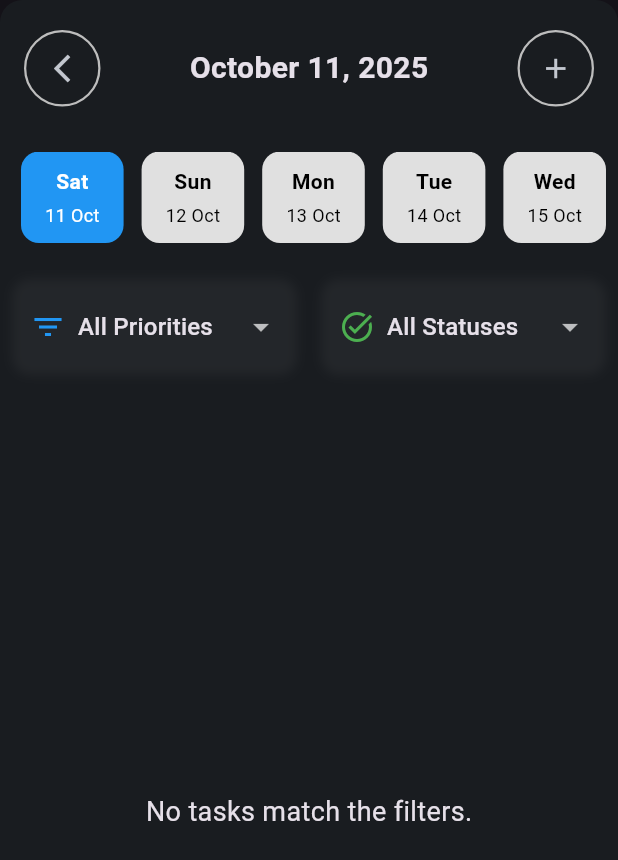
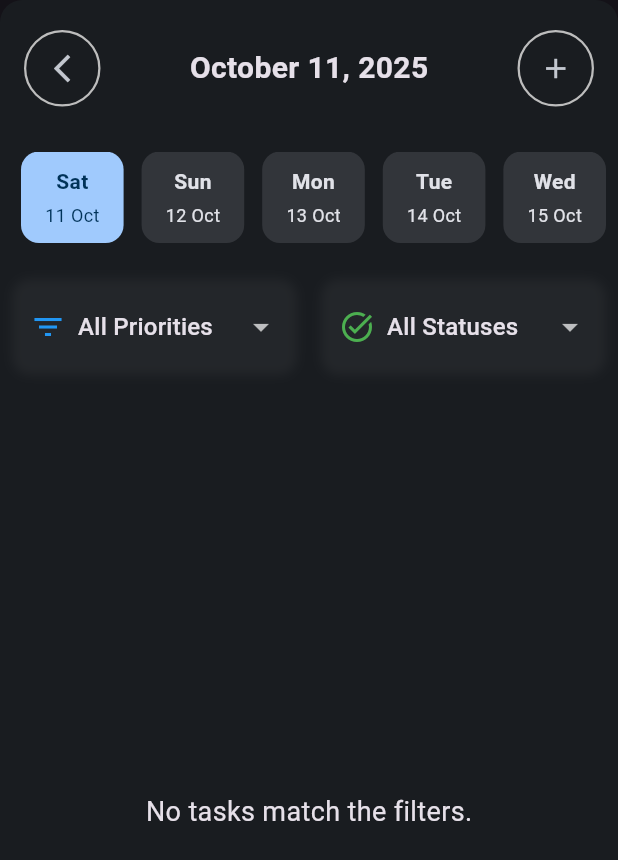
Before and after one commit to MariamAshraf200/GoalMapper, a Flutter app: the screen it shows after launch, after a tap on "See All", on a phone screen of 412 x 824 dp. Shown: the top 860 px of the screen. Run offline on Flutter 3.47's test engine with Material 3 defaults, Android fonts, the phone set to English and light mode, and no system bars; our stand-ins replace equatable, fl_chart, flutter_bloc, flutter_speed_dial, flutter_svg, get_it and 3 more; accounts and stored records are empty.

Commit message:
Implement global theme management: add AppTheme controller and update MaterialApp to listen for theme changes

```diff
--- a/lib/app_bootstrapper.dart
+++ b/lib/app_bootstrapper.dart
@@ -1,8 +1,8 @@
 import 'package:flutter/material.dart';
 import 'package:flutter/services.dart';
-import 'feature/Home/presentation/screen/homeScreen.dart';
 import 'injection_imports.dart';
 import 'global_bloc.dart';
+import 'core/theme/app_theme.dart';
 
 /// Create a global RouteObserver to monitor route changes.
 final RouteObserver<PageRoute> routeObserver = RouteObserver<PageRoute>();
@@ -16,6 +16,10 @@ class AppBootstrapper extends StatelessWidget {
   Widget build(BuildContext context) {
     return GlobalBloc(
       builder: (context, child) {
+        // Listen to the global theme notifier so MaterialApp updates at runtime.
+        return ValueListenableBuilder<ThemeMode>(
+          valueListenable: AppTheme.instance.themeMode,
+          builder: (context, mode, _) {
             return MaterialApp(
               title: "Task Tracker",
               debugShowCheckedModeBanner: false,
@@ -39,11 +43,13 @@ class AppBootstrapper extends StatelessWidget {
                   ),
                 ),
               ),
-          themeMode: ThemeMode.dark,
+              themeMode: mode,
               locale: const Locale("en"),
               home: const HomeScreen(),
             );
           },
         );
+      },
+    );
   }
 }
--- /dev/null
+++ b/lib/core/theme/app_theme.dart
@@ -0,0 +1,23 @@
+import 'package:flutter/material.dart';
+
+/// A simple, global theme controller used by the app bootstrapper and UI
+/// to read/change the app's theme mode at runtime.
+class AppTheme {
+  AppTheme._();
+  static final AppTheme instance = AppTheme._();
+
+  /// Exposed notifier to allow widgets to listen and rebuild when theme changes.
+  final ValueNotifier<ThemeMode> themeMode = ValueNotifier(ThemeMode.dark);
+
+  ThemeMode get current => themeMode.value;
+
+  bool get isDark => themeMode.value == ThemeMode.dark;
+
+  void toggle() {
+    themeMode.value = themeMode.value == ThemeMode.dark ? ThemeMode.light : ThemeMode.dark;
+  }
+
+  void setMode(ThemeMode mode) {
+    themeMode.value = mode;
+  }
+}
--- a/lib/core/widgets/data_format.dart
+++ b/lib/core/widgets/data_format.dart
@@ -1,7 +1,5 @@
 import 'package:flutter/material.dart';
 import 'package:intl/intl.dart';
-import '../constants/app_colors.dart';
-import '../customColor.dart';
 
 /// A reusable horizontal date picker that shows a range of days and
 /// allows selecting one. This is a core, UI-only widget and does not
@@ -24,7 +22,6 @@ class _DataFormatState extends State<DataFormat> {
   late DateTime currentDate;
   late List<DateTime> weekDays;
   late ScrollController _scrollController;
-  final CustomColor color = CustomColor();
 
   @override
   void initState() {
@@ -74,6 +71,7 @@ class _DataFormatState extends State<DataFormat> {
 
   @override
   Widget build(BuildContext context) {
+    final colorScheme = Theme.of(context).colorScheme;
     return Padding(
       padding: const EdgeInsets.symmetric(vertical: 8.0),
       child: SingleChildScrollView(
@@ -91,7 +89,7 @@ class _DataFormatState extends State<DataFormat> {
                 child: Container(
                   padding: const EdgeInsets.symmetric(vertical: 10, horizontal: 16),
                   decoration: BoxDecoration(
-                    color: isSelected ? AppColors.secondaryColor : AppColors.secondBackgroundColor,
+                    color: isSelected ? colorScheme.primary : colorScheme.surfaceContainerHighest,
                     borderRadius: BorderRadius.circular(12),
                   ),
                   child: Column(
@@ -102,7 +100,7 @@ class _DataFormatState extends State<DataFormat> {
                         style: TextStyle(
                           fontSize: 14,
                           fontWeight: FontWeight.bold,
-                          color: isSelected ? Colors.white : Colors.black,
+                          color: isSelected ? colorScheme.onPrimary : colorScheme.onSurface,
                         ),
                       ),
                       const SizedBox(height: 4),
@@ -110,7 +108,7 @@ class _DataFormatState extends State<DataFormat> {
                         DateFormat('d MMM').format(date),
                         style: TextStyle(
                           fontSize: 12,
-                          color: isSelected ? Colors.white : Colors.black,
+                          color: isSelected ? colorScheme.onPrimary : colorScheme.onSurface,
                         ),
                       ),
                     ],
--- a/lib/feature/Home/presentation/bloc/home_state.dart
+++ b/lib/feature/Home/presentation/bloc/home_state.dart
@@ -13,7 +13,7 @@ class HomeLoading extends HomeState {}
 
 class HomeLoaded extends HomeState {
   final List<DateTime> days;
-  final Map<DateTime, double> dailyProgress; // progress per day [0..1]
+  final Map<DateTime, double> dailyProgress;
   final double avgProgress;
   final String bestDayName;
   final int todayIndex;
--- a/lib/feature/Home/presentation/screen/homeScreen.dart
+++ b/lib/feature/Home/presentation/screen/homeScreen.dart
@@ -98,7 +98,7 @@ class _HomeScreenState extends State<HomeScreen> with RouteAware {
           } else if (state is taskState.TaskError) {
             return Center(child: Text(state.message));
           }
-          return const Center(child: Text("No tasks found ."));
+          return const Center(child: Text("No tasks found for today."));
         },
       ),
       floatingActionButton: CustomFAB(context: context),
--- a/lib/injection_container.dart
+++ b/lib/injection_container.dart
@@ -1,4 +1,3 @@
-import 'package:flutter/foundation.dart';
 import 'package:get_it/get_it.dart';
 import 'feature/Home/domain/usecase/compute_weekly_progress_usecase.dart';
 import 'feature/Home/domain/usecase/update_daily_progress_usecase.dart';
@@ -147,11 +146,11 @@ Future<void> init() async {
         updateTaskStatusPlanUseCase: sl<UpdateTaskStatusPlanUseCase>(),
       ));
   } catch (e, stackTrace) {
-    if (kDebugMode) {
+    /*if (kDebugMode) {
       debugPrint("Error during DI initialization: $e");
     }
     if (kDebugMode) {
       debugPrint(stackTrace.toString());
-    }
+    }*/
   }
 }
```
Also changed, not shown: lib/feature/Home/presentation/wedgit/home_header.dart (+31 -1 lines), lib/feature/PlanHome/data/repo_impl/repoPlan.dart (+4 -3 lines), lib/feature/taskHome/data/dataSource/catogeryLocalData.dart (+15 -17 lines), lib/feature/taskHome/presintation/Widget/item/task_card_helper.dart (+10 -9 lines). Lines whose indentation alone changed are shown as unchanged.
